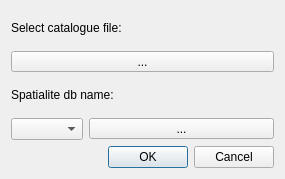
Above: gemcatalogue/eqcatalogue_qgis/ui_importer_dialog.ui from preinh/oq-eqcatalogue-tool before the change. Below: the same form after it.
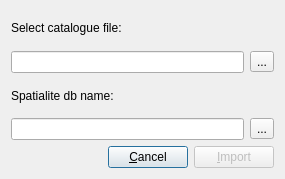
That is the form after the change.

Commit message: Added events, refined importer dialog

What changed in the file:
```diff
--- a/gemcatalogue/eqcatalogue_qgis/ui_importer_dialog.ui
+++ b/gemcatalogue/eqcatalogue_qgis/ui_importer_dialog.ui
@@ -22,9 +22,18 @@
     </widget>
    </item>
    <item>
+    <layout class="QHBoxLayout" name="horizontalLayout_3">
+     <item>
+      <widget class="QLineEdit" name="selectCatalogueLineEdit">
+       <property name="readOnly">
+        <bool>true</bool>
+       </property>
+      </widget>
+     </item>
+     <item>
     <widget class="QToolButton" name="cataloguefileSelBtn">
      <property name="sizePolicy">
-      <sizepolicy hsizetype="MinimumExpanding" vsizetype="Fixed">
+        <sizepolicy hsizetype="Preferred" vsizetype="Fixed">
        <horstretch>0</horstretch>
        <verstretch>0</verstretch>
       </sizepolicy>
@@ -33,6 +42,8 @@
       <string>...</string>
      </property>
     </widget>
+     </item>
+    </layout>
    </item>
    <item>
     <widget class="QLabel" name="spatialiteDbLabel">
@@ -44,12 +55,16 @@
    <item>
     <layout class="QHBoxLayout" name="horizontalLayout">
      <item>
-      <widget class="QComboBox" name="availableDbCombo"/>
+      <widget class="QLineEdit" name="selectDbLineEdit">
+       <property name="readOnly">
+        <bool>true</bool>
+       </property>
+      </widget>
      </item>
      <item>
       <widget class="QToolButton" name="dbNameBtn">
        <property name="sizePolicy">
-        <sizepolicy hsizetype="MinimumExpanding" vsizetype="Fixed">
+        <sizepolicy hsizetype="Preferred" vsizetype="Fixed">
          <horstretch>0</horstretch>
          <verstretch>0</verstretch>
         </sizepolicy>
@@ -62,14 +77,41 @@
     </layout>
    </item>
    <item>
-    <widget class="QDialogButtonBox" name="buttonBox">
+    <layout class="QHBoxLayout" name="horizontalLayout_2">
+     <item>
+      <spacer name="horizontalSpacer">
      <property name="orientation">
       <enum>Qt::Horizontal</enum>
      </property>
-     <property name="standardButtons">
-      <set>QDialogButtonBox::Cancel|QDialogButtonBox::Ok</set>
-     </property>
-    </widget>
+       <property name="sizeHint" stdset="0">
+        <size>
+         <width>40</width>
+         <height>20</height>
+        </size>
+       </property>
+      </spacer>
+     </item>
+     <item>
+      <widget class="QPushButton" name="cancelBtn">
+       <property name="enabled">
+        <bool>true</bool>
+       </property>
+       <property name="text">
+        <string>&amp;Cancel</string>
+       </property>
+      </widget>
+     </item>
+     <item>
+      <widget class="QPushButton" name="importBtn">
+       <property name="enabled">
+        <bool>false</bool>
+       </property>
+       <property name="text">
+        <string>&amp;Import</string>
+       </property>
+      </widget>
+     </item>
+    </layout>
    </item>
   </layout>
  </widget>
```
Left out of the diff: 30 changed lines with no effect on the pictures. Lines whose indentation alone changed are shown as unchanged. The commit also changes 4 other files.
